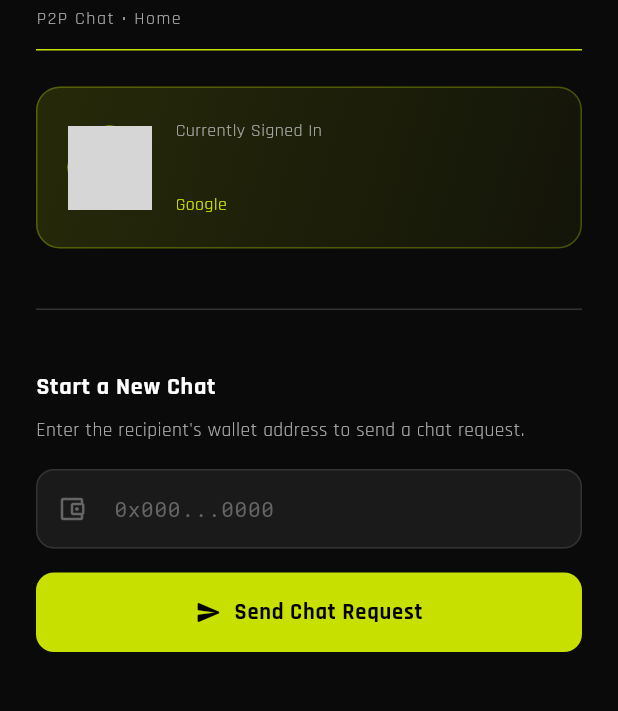
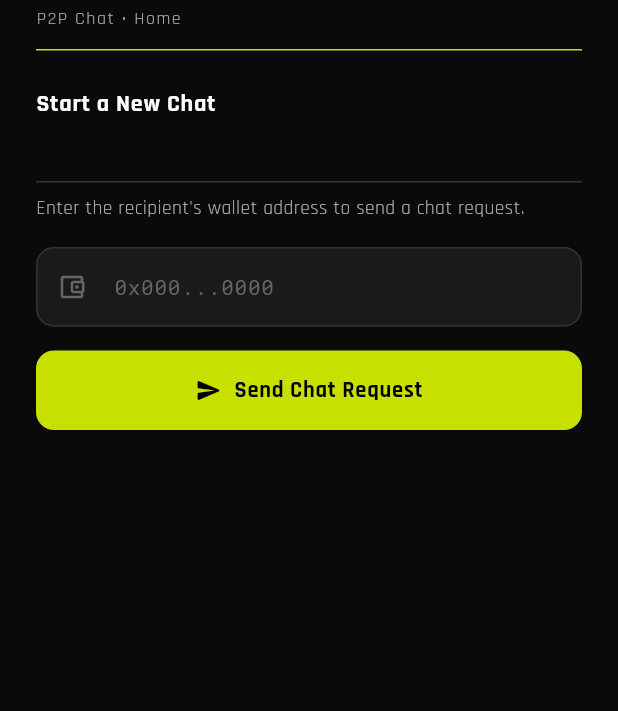
Before and after one commit to TahirMustafa-NO-ONE/meshlix_app, a Flutter app: the HomeScreen screen opened directly, on a phone screen of 412 x 824 dp, the part 80-791 px from its top. Run offline on Flutter 3.47's test engine with Material 3 defaults, Android fonts, the light colour scheme and no system bars; our stand-ins replace flutter_dotenv, font_awesome_flutter, google_fonts, shared_preferences; missing offline and left inert: web3auth_flutter, web3dart; accounts and stored records are empty; grey boxes are pictures that could not be loaded.

Commit message:
random 0987

```diff
--- a/lib/screens/home/home_screen.dart
+++ b/lib/screens/home/home_screen.dart
@@ -139,107 +139,106 @@ class _HomeScreenState extends State<HomeScreen> {
                   const SizedBox(height: 24),
 
                   // ── Current User Card ────────────────────────────────
-                  Container(
-                    width: double.infinity,
-                    padding: const EdgeInsets.all(20),
-                    decoration: BoxDecoration(
-                      gradient: LinearGradient(
-                        colors: [
-                          AppColors.primaryAccent.withValues(alpha: 0.15),
-                          AppColors.primaryAccent.withValues(alpha: 0.05),
-                        ],
-                        begin: Alignment.topLeft,
-                        end: Alignment.bottomRight,
-                      ),
-                      borderRadius: BorderRadius.circular(16),
-                      border: Border.all(
-                        color: AppColors.primaryAccent.withValues(alpha: 0.3),
-                      ),
-                    ),
-                    child: Row(
-                      children: [
-                        // Profile Image/Avatar
-                        if (currentUser.profileImage != null)
-                          Container(
-                            width: 56,
-                            height: 56,
-                            decoration: BoxDecoration(
-                              shape: BoxShape.circle,
-                              border: Border.all(
-                                color: AppColors.primaryAccent,
-                                width: 2,
-                              ),
-                              image: DecorationImage(
-                                image: NetworkImage(currentUser.profileImage!),
-                                fit: BoxFit.cover,
-                              ),
-                            ),
-                          )
-                        else
-                          Container(
-                            width: 56,
-                            height: 56,
-                            decoration: BoxDecoration(
-                              shape: BoxShape.circle,
-                              color: AppColors.primaryAccent.withValues(
-                                alpha: 0.2,
-                              ),
-                              border: Border.all(
-                                color: AppColors.primaryAccent,
-                                width: 2,
-                              ),
-                            ),
-                            child: Center(
-                              child: Text(
-                                currentUser.displayName[0].toUpperCase(),
-                                style: GoogleFonts.orbitron(
-                                  color: AppColors.primaryAccent,
-                                  fontSize: 24,
-                                  fontWeight: FontWeight.bold,
-                                ),
-                              ),
-                            ),
-                          ),
-                        const SizedBox(width: 16),
-                        Expanded(
-                          child: Column(
-                            crossAxisAlignment: CrossAxisAlignment.start,
-                            children: [
-                              Text(
-                                'Currently Signed In',
-                                style: GoogleFonts.rajdhani(
-                                  color: AppColors.textSecondary,
-                                  fontSize: 12,
-                                ),
-                              ),
-                              const SizedBox(height: 4),
-                              Text(
-                                currentUser.displayName,
-                                style: GoogleFonts.rajdhani(
-                                  color: AppColors.textPrimary,
-                                  fontSize: 18,
-                                  fontWeight: FontWeight.bold,
-                                ),
-                                maxLines: 1,
-                                overflow: TextOverflow.ellipsis,
-                              ),
-                              const SizedBox(height: 2),
-                              Text(
-                                currentUser.providerDisplayName,
-                                style: GoogleFonts.rajdhani(
-                                  color: AppColors.primaryAccent,
-                                  fontSize: 12,
-                                ),
-                              ),
-                            ],
-                          ),
-                        ),
-                      ],
-                    ),
-                  ),
-                  const SizedBox(height: 40),
-                  Container(height: 1, color: AppColors.border),
-                  const SizedBox(height: 40),
+                  // Container(
+                  //   width: double.infinity,
+                  //   padding: const EdgeInsets.all(20),
+                  //   decoration: BoxDecoration(
+                  //     gradient: LinearGradient(
+                  //       colors: [
+                  //         AppColors.primaryAccent.withValues(alpha: 0.15),
+                  //         AppColors.primaryAccent.withValues(alpha: 0.05),
+                  //       ],
+                  //       begin: Alignment.topLeft,
+                  //       end: Alignment.bottomRight,
+                  //     ),
+                  //     borderRadius: BorderRadius.circular(16),
+                  //     border: Border.all(
+                  //       color: AppColors.primaryAccent.withValues(alpha: 0.3),
+                  //     ),
+                  //   ),
+                  //   child: Row(
+                  //     children: [
+                  //       // Profile Image/Avatar
+                  //       if (currentUser.profileImage != null)
+                  //         Container(
+                  //           width: 56,
+                  //           height: 56,
+                  //           decoration: BoxDecoration(
+                  //             shape: BoxShape.circle,
+                  //             border: Border.all(
+                  //               color: AppColors.primaryAccent,
+                  //               width: 2,
+                  //             ),
+                  //             image: DecorationImage(
+                  //               image: NetworkImage(currentUser.profileImage!),
+                  //               fit: BoxFit.cover,
+                  //             ),
+                  //           ),
+                  //         )
+                  //       else
+                  //         Container(
+                  //           width: 56,
+                  //           height: 56,
+                  //           decoration: BoxDecoration(
+                  //             shape: BoxShape.circle,
+                  //             color: AppColors.primaryAccent.withValues(
+                  //               alpha: 0.2,
+                  //             ),
+                  //             border: Border.all(
+                  //               color: AppColors.primaryAccent,
+                  //               width: 2,
+                  //             ),
+                  //           ),
+                  //           child: Center(
+                  //             child: Text(
+                  //               currentUser.displayName[0].toUpperCase(),
+                  //               style: GoogleFonts.orbitron(
+                  //                 color: AppColors.primaryAccent,
+                  //                 fontSize: 24,
+                  //                 fontWeight: FontWeight.bold,
+                  //               ),
+                  //             ),
+                  //           ),
+                  //         ),
+                  //       const SizedBox(width: 16),
+                  //       Expanded(
+                  //         child: Column(
+                  //           crossAxisAlignment: CrossAxisAlignment.start,
+                  //           children: [
+                  //             Text(
+                  //               'Currently Signed In',
+                  //               style: GoogleFonts.rajdhani(
+                  //                 color: AppColors.textSecondary,
+                  //                 fontSize: 12,
+                  //               ),
+                  //             ),
+                  //             const SizedBox(height: 4),
+                  //             Text(
+                  //               currentUser.displayName,
+                  //               style: GoogleFonts.rajdhani(
+                  //                 color: AppColors.textPrimary,
+                  //                 fontSize: 18,
+                  //                 fontWeight: FontWeight.bold,
+                  //               ),
+                  //               maxLines: 1,
+                  //               overflow: TextOverflow.ellipsis,
+                  //             ),
+                  //             const SizedBox(height: 2),
+                  //             Text(
+                  //               currentUser.providerDisplayName,
+                  //               style: GoogleFonts.rajdhani(
+                  //                 color: AppColors.primaryAccent,
+                  //                 fontSize: 12,
+                  //               ),
+                  //             ),
+                  //           ],
+                  //         ),
+                  //       ),
+                  //     ],
+                  //   ),
+                  // ),
+                  // const SizedBox(height: 40),
+                  // const SizedBox(height: 40),
 
                   // ── New Chat Section ─────────────────────────────────
                   Text(
@@ -251,6 +250,8 @@ class _HomeScreenState extends State<HomeScreen> {
                       letterSpacing: 0.5,
                     ),
                   ),
+                  const SizedBox(height: 40),
+                  Container(height: 1, color: AppColors.border),
                   const SizedBox(height: 8),
                   Text(
                     'Enter the recipient\'s wallet address to send a chat request.',
```
